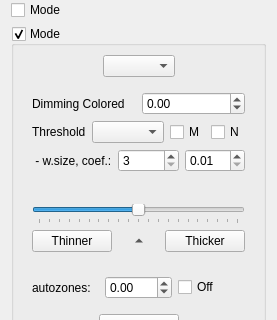
Before: the Qt Designer form src/stages/output/ui/OutputOptionsWidget.ui in ImageProcessing-ElectronicPublications/scantailor-experimental, drawn with Qt 5; both pictures show x 0 to 277 and y 379 to 699 of the 277 by 1136 pixel window.
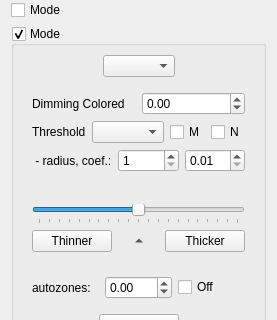
After: the same form once the commit is applied. Icons and pictures are not drawn.

Commit message: 0.2024.07.28: threshold: replace Window Size to Radius

```diff
--- a/src/stages/output/ui/OutputOptionsWidget.ui
+++ b/src/stages/output/ui/OutputOptionsWidget.ui
@@ -577,7 +577,7 @@
            <item row="0" column="0">
             <widget class="QLabel" name="thresholdWSCLabel">
              <property name="text">
-              <string> - w.size, coef.:</string>
+              <string> - radius, coef.:</string>
              </property>
             </widget>
            </item>
@@ -587,7 +587,7 @@
               <string>The dimensions of a pixel neighborhood to consider.</string>
              </property>
              <property name="minimum">
-              <number>3</number>
+              <number>1</number>
              </property>
              <property name="maximum">
               <number>9999</number>
```
Left out of the diff: 2 changed lines with no effect on the pictures. The commit also changes 33 other files.
